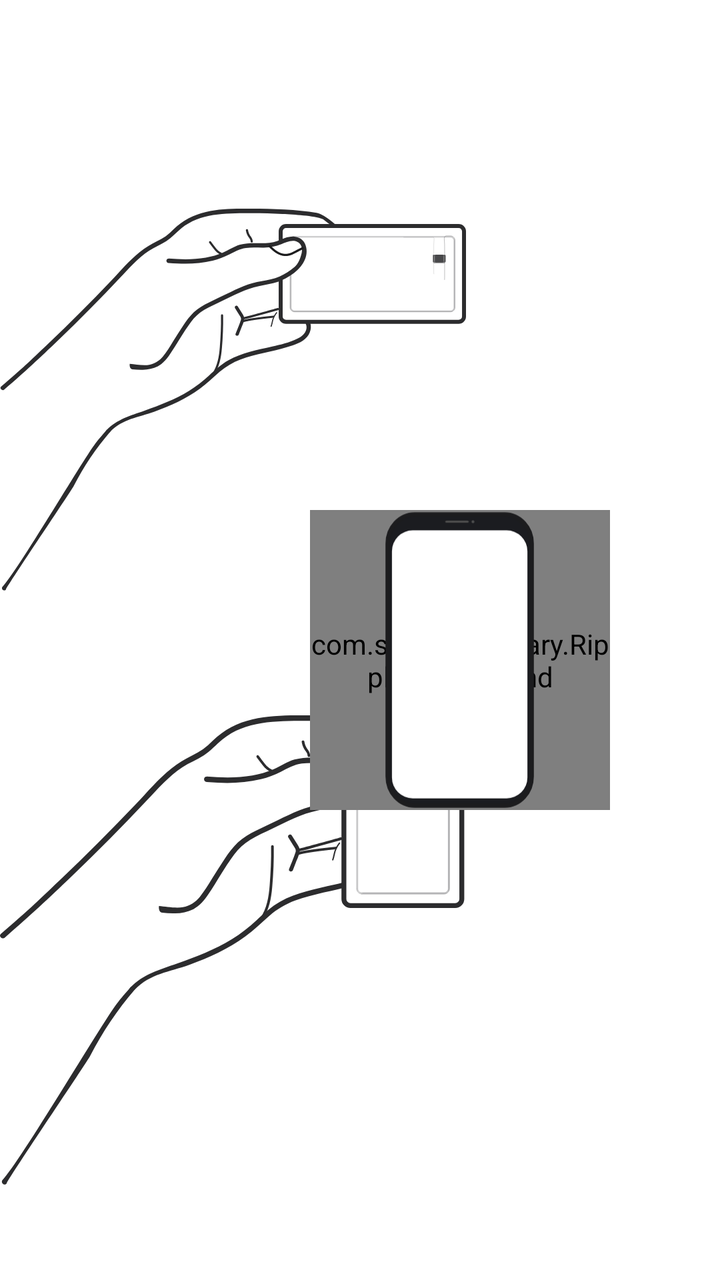
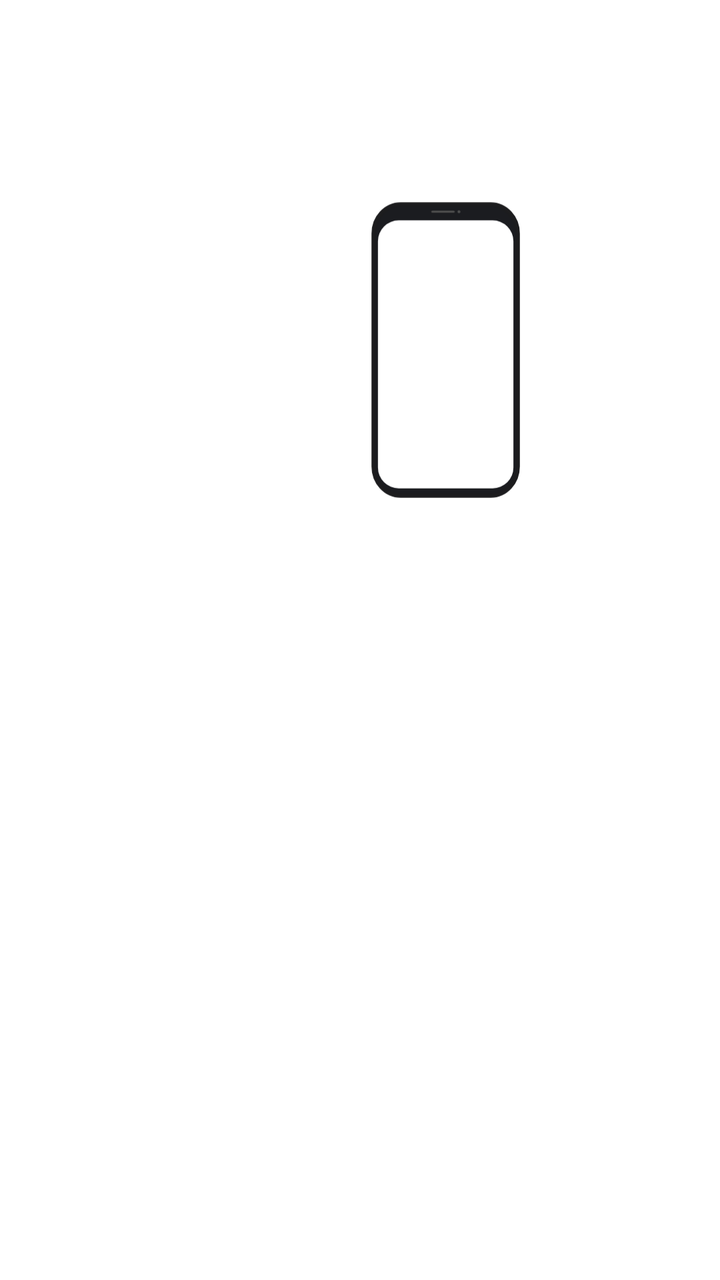

Two renders of the same Android screen: before a commit and after it. Below are the layout's source before the change and the commit's diff.
<!-- AndroidManifest.xml: another module's application theme AppTheme -->
<!-- res/layout/touch_card_layout.xml -->
<?xml version="1.0" encoding="utf-8"?>
<RelativeLayout xmlns:android="http://schemas.android.com/apk/res/android"
    xmlns:app="http://schemas.android.com/apk/res-auto"
    android:id="@+id/rlTouchCard"
    android:layout_width="400dp"
    android:layout_height="@dimen/bottom_sheet_top_container_height"
    android:clipToPadding="false"
    android:gravity="center_vertical|center_horizontal"
    android:paddingTop="20dp">

    <LinearLayout
        android:id="@+id/llHand"
        android:layout_width="match_parent"
        android:layout_height="match_parent"
        android:layout_marginTop="16dp"
        android:clipToPadding="false"
        android:elevation="0dp"
        android:gravity="center_vertical"
        android:orientation="vertical">

        <ImageView
            android:id="@+id/ivHandCardHorizontal"
            android:layout_width="233dp"
            android:layout_height="wrap_content"
            app:srcCompat="@drawable/hand_full_card_horizontal" />

        <ImageView
            android:id="@+id/ivHandCardVertical"
            android:layout_width="233dp"
            android:layout_height="wrap_content"
            app:srcCompat="@drawable/hand_full_card_vertical" />

    </LinearLayout>

    <FrameLayout
        android:layout_width="match_parent"
        android:layout_height="match_parent"
        android:layout_marginStart="100dp"
        android:gravity="center"
        android:orientation="vertical">

        <com.skyfishjy.library.RippleBackground
            android:id="@+id/rippleBackgroundNfc"
            android:layout_width="150dp"
            android:layout_height="@dimen/phone_height"
            android:layout_gravity="center"
            app:rb_color="@color/card_sdk_ripple"
            app:rb_duration="3000"
            app:rb_radius="16dp"
            app:rb_rippleAmount="4"
            app:rb_scale="4"
            app:rb_strokeWidth="8dp"
            app:rb_type="strokeRipple" />

        <ImageView
            android:id="@+id/ivPhone"
            android:layout_width="75dp"
            android:layout_height="@dimen/phone_height"
            android:layout_gravity="center"
            app:srcCompat="@drawable/phone" />

    </FrameLayout>

</RelativeLayout>
<!-- resources referenced by this layout -->
<resources>
  <color name="card_sdk_ripple">#2c5ac4</color>
  <dimen name="bottom_sheet_top_container_height">220dp</dimen>
  <dimen name="phone_height">150dp</dimen>
  <!-- drawable hand_full_card_horizontal: vector/xml drawable (drawable, 17855 chars, omitted) -->
  <!-- drawable hand_full_card_vertical: vector/xml drawable (drawable, 17607 chars, omitted) -->
  <!-- drawable phone: vector/xml drawable (drawable, 2190 chars, omitted) -->
  <style name="AppTheme" parent="Theme.MaterialComponents.Light.NoActionBar">
          
          <item name="colorPrimary">@color/colorPrimary</item>
          <item name="colorPrimaryDark">@color/colorPrimaryDark</item>
          <item name="colorAccent">@color/colorAccent</item>
          <item name="android:windowBackground">@android:color/background_light</item>
      </style>
  <color name="colorPrimary">#027aff</color>
  <color name="colorPrimaryDark">#027AFF</color>
  <color name="colorAccent">#027AFF</color>
</resources>

<!-- the commit's change to res/layout/touch_card_layout.xml (unified diff, before → after) -->
@@ -1,64 +1,63 @@
 <?xml version="1.0" encoding="utf-8"?>
-<RelativeLayout xmlns:android="http://schemas.android.com/apk/res/android"
+<androidx.constraintlayout.widget.ConstraintLayout xmlns:android="http://schemas.android.com/apk/res/android"
     xmlns:app="http://schemas.android.com/apk/res-auto"
     android:id="@+id/rlTouchCard"
-    android:layout_width="400dp"
-    android:layout_height="@dimen/bottom_sheet_top_container_height"
-    android:clipToPadding="false"
-    android:gravity="center_vertical|center_horizontal"
-    android:paddingTop="20dp">
+    android:layout_width="match_parent"
+    android:layout_height="match_parent"
+    android:clipToPadding="false">
 
-    <LinearLayout
-        android:id="@+id/llHand"
-        android:layout_width="match_parent"
-        android:layout_height="match_parent"
-        android:layout_marginTop="16dp"
-        android:clipToPadding="false"
-        android:elevation="0dp"
-        android:gravity="center_vertical"
-        android:orientation="vertical">
+    <ImageView
+        android:id="@+id/ivHandCardHorizontal"
+        android:layout_width="230dp"
+        android:layout_height="188dp"
+        android:alpha="0"
+        app:layout_constraintBottom_toBottomOf="@+id/ivPhone"
+        app:layout_constraintEnd_toEndOf="@+id/ivPhone"
+        app:layout_constraintStart_toStartOf="@+id/ivPhone"
+        app:layout_constraintTop_toTopOf="@+id/ivPhone"
+        app:srcCompat="@drawable/hand_full_card_horizontal" />
 
-        <ImageView
-            android:id="@+id/ivHandCardHorizontal"
-            android:layout_width="233dp"
-            android:layout_height="wrap_content"
-            app:srcCompat="@drawable/hand_full_card_horizontal" />
+    <ImageView
+        android:id="@+id/ivHandCardVertical"
+        android:layout_width="187dp"
+        android:layout_height="204dp"
+        android:layout_marginStart="5dp"
+        android:alpha="0"
+        app:layout_constraintBottom_toBottomOf="@+id/ivPhone"
+        app:layout_constraintEnd_toEndOf="@+id/ivPhone"
+        app:layout_constraintStart_toStartOf="@+id/ivPhone"
+        app:layout_constraintTop_toTopOf="@+id/ivPhone"
+        app:srcCompat="@drawable/hand_full_card_vertical" />
 
-        <ImageView
-            android:id="@+id/ivHandCardVertical"
-            android:layout_width="233dp"
-            android:layout_height="wrap_content"
-            app:srcCompat="@drawable/hand_full_card_vertical" />
+    <com.skyfishjy.library.RippleBackground
+        android:id="@+id/rippleBackgroundNfc"
+        android:layout_width="@dimen/phone_height"
+        android:layout_height="@dimen/phone_height"
+        android:layout_gravity="center"
+        android:visibility="gone"
+        app:layout_constraintBottom_toBottomOf="@+id/ivPhone"
+        app:layout_constraintEnd_toEndOf="@+id/ivPhone"
+        app:layout_constraintStart_toStartOf="@+id/ivPhone"
+        app:layout_constraintTop_toTopOf="@+id/ivPhone"
+        app:rb_color="@color/card_sdk_ripple"
+        app:rb_duration="3000"
+        app:rb_radius="16dp"
+        app:rb_rippleAmount="4"
+        app:rb_scale="4"
+        app:rb_strokeWidth="8dp"
+        app:rb_type="strokeRipple" />
 
-    </LinearLayout>
+    <ImageView
+        android:id="@+id/ivPhone"
+        android:layout_width="75dp"
+        android:layout_height="@dimen/phone_height"
+        android:layout_gravity="center"
+        android:layout_marginTop="100dp"
+        android:elevation="2dp"
+        app:layout_constraintEnd_toEndOf="parent"
+        app:layout_constraintHorizontal_bias="0.65"
+        app:layout_constraintStart_toStartOf="parent"
+        app:layout_constraintTop_toTopOf="parent"
+        app:srcCompat="@drawable/phone" />
 
-    <FrameLayout
-        android:layout_width="match_parent"
-        android:layout_height="match_parent"
-        android:layout_marginStart="100dp"
-        android:gravity="center"
-        android:orientation="vertical">
-
-        <com.skyfishjy.library.RippleBackground
-            android:id="@+id/rippleBackgroundNfc"
-            android:layout_width="150dp"
-            android:layout_height="@dimen/phone_height"
-            android:layout_gravity="center"
-            app:rb_color="@color/card_sdk_ripple"
-            app:rb_duration="3000"
-            app:rb_radius="16dp"
-            app:rb_rippleAmount="4"
-            app:rb_scale="4"
-            app:rb_strokeWidth="8dp"
-            app:rb_type="strokeRipple" />
-
-        <ImageView
-            android:id="@+id/ivPhone"
-            android:layout_width="75dp"
-            android:layout_height="@dimen/phone_height"
-            android:layout_gravity="center"
-            app:srcCompat="@drawable/phone" />
-
-    </FrameLayout>
-
-</RelativeLayout>
+</androidx.constraintlayout.widget.ConstraintLayout>
<!-- resource entries referenced after the edit -->
@@ -1,7 +1,6 @@
 <!-- resources referenced by this layout -->
 <resources>
   <color name="card_sdk_ripple">#2c5ac4</color>
-  <dimen name="bottom_sheet_top_container_height">220dp</dimen>
   <dimen name="phone_height">150dp</dimen>
   <!-- drawable hand_full_card_horizontal: vector/xml drawable (drawable, 17855 chars, omitted) -->
   <!-- drawable hand_full_card_vertical: vector/xml drawable (drawable, 17607 chars, omitted) -->
